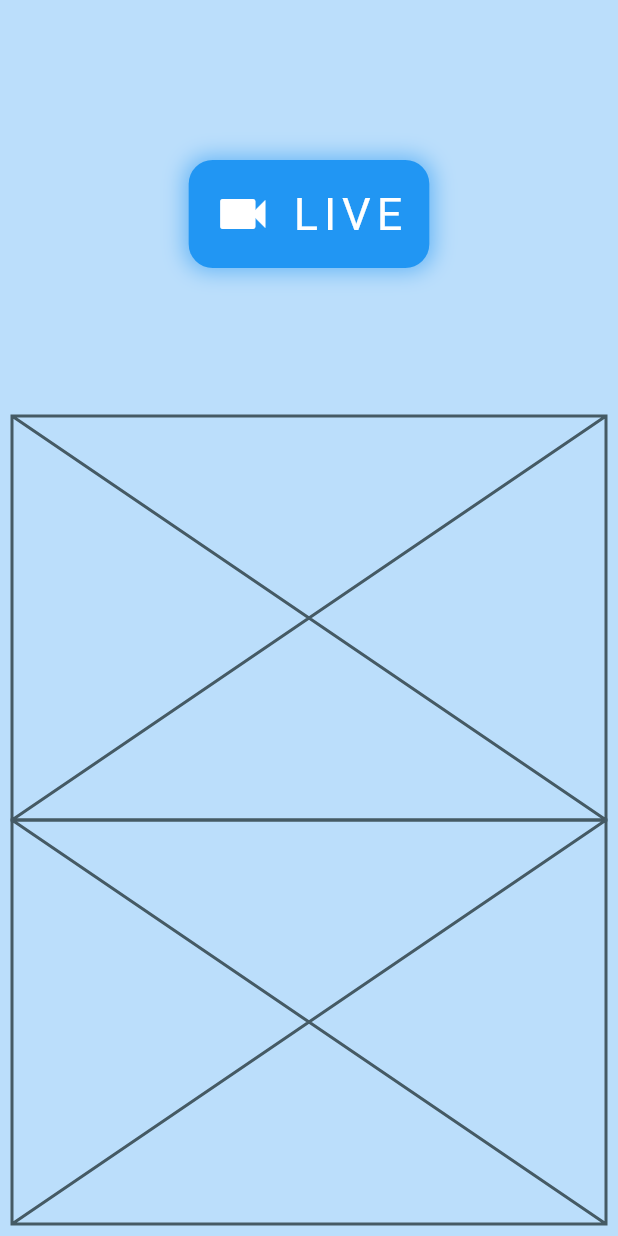
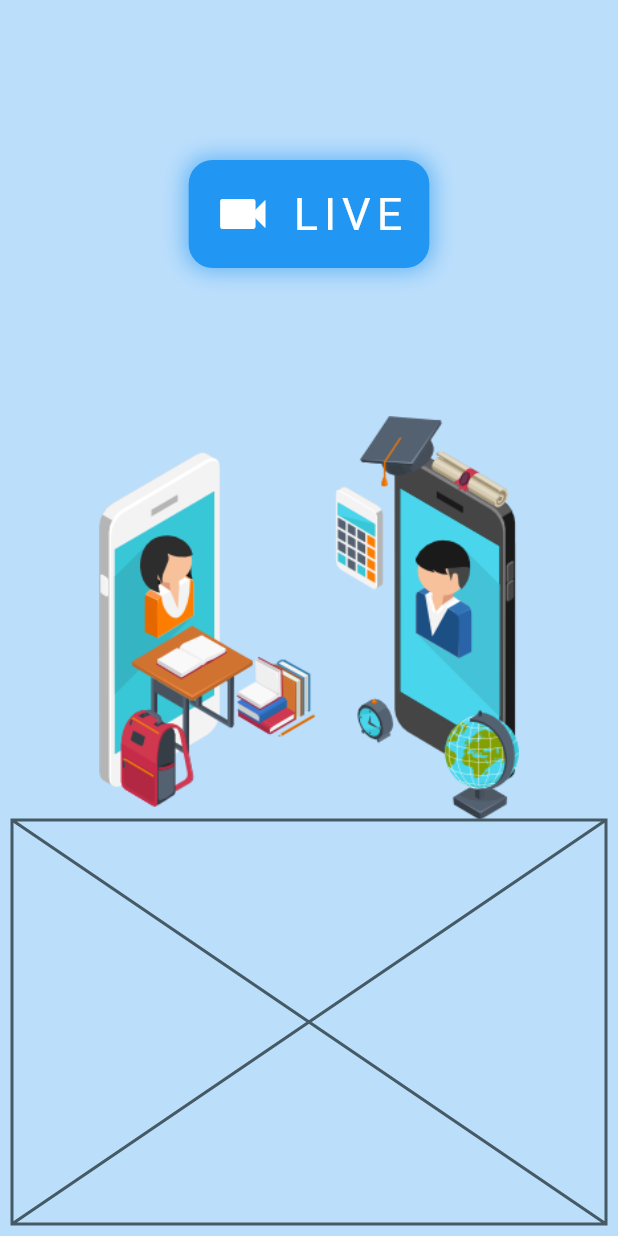
Before and after one commit to ShinHeeJin/flutterCodeFactory-VideoCall, a Flutter app: the screen it shows after launch, on a phone screen of 412 x 824 dp. Run offline on Flutter 3.47's test engine with Material 2 defaults, Android fonts, the phone set to English and light mode, and no system bars.

```diff
--- a/lib/screen/home_screen.dart
+++ b/lib/screen/home_screen.dart
@@ -73,7 +73,11 @@ class _Image extends StatelessWidget {
 
   @override
   Widget build(BuildContext context) {
-    return const Placeholder();
+    return Center(
+      child: Image.asset(
+        "asset/img/home_img.png",
+      ),
+    );
   }
 }
 
```
Also changed, not shown: asset/img/home_img.png (added).
